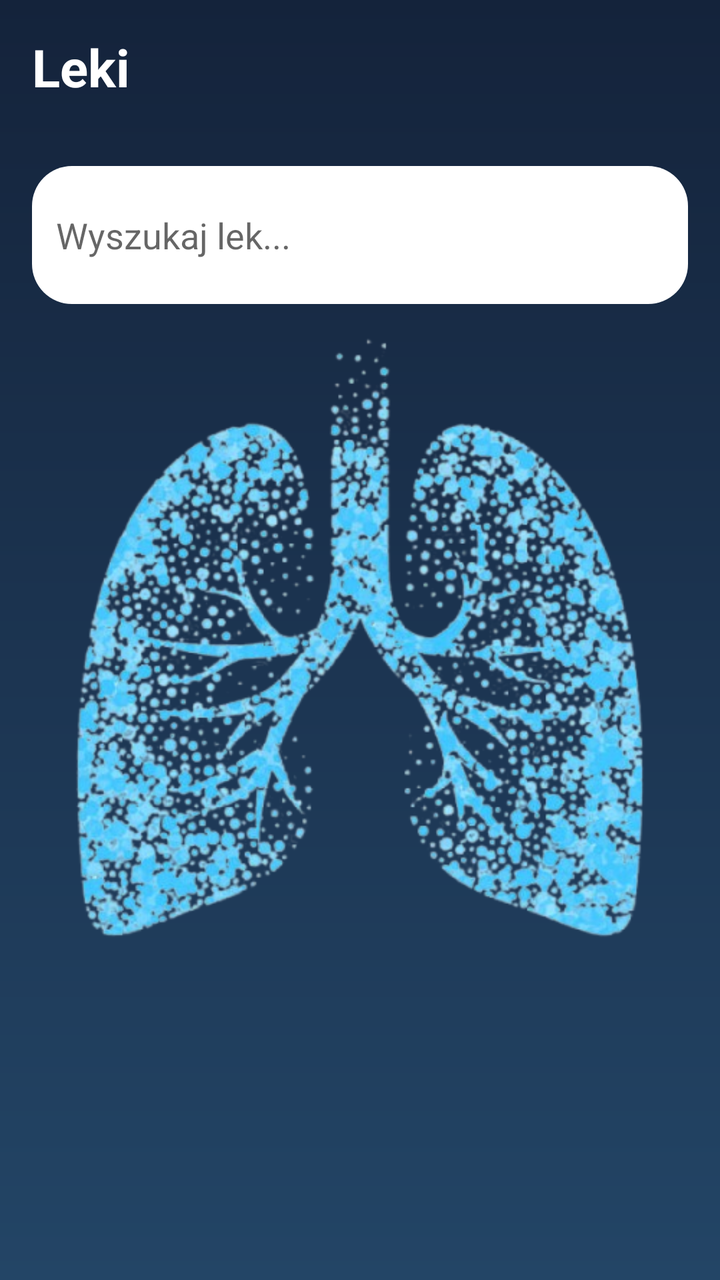
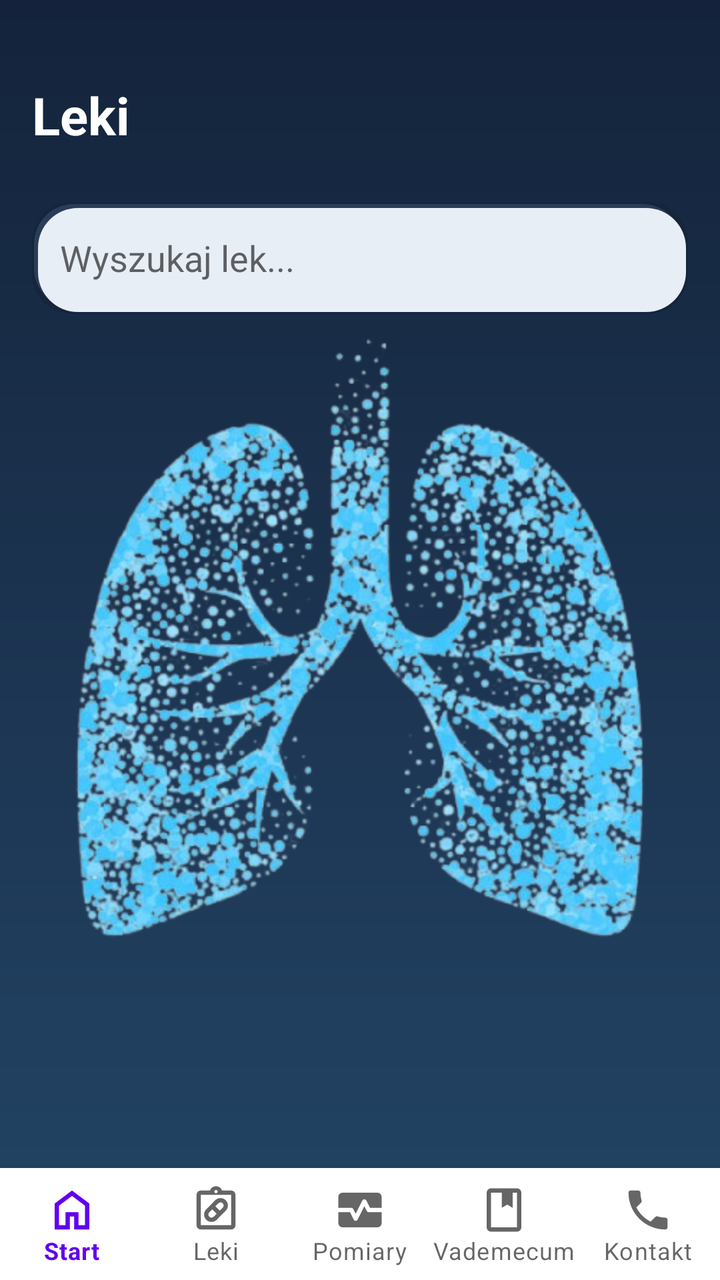

Compare the two renders of this Android layout. The source of the first and the diff that turns it into the second are given below.
<!-- AndroidManifest.xml: application theme Theme.MyApplication -->
<!-- res/layout/activity_medications.xml -->
<?xml version="1.0" encoding="utf-8"?>
<FrameLayout xmlns:android="http://schemas.android.com/apk/res/android"
    android:layout_width="match_parent"
    android:layout_height="match_parent"
    android:background="@drawable/gradient_bg">

    <ImageView
        android:id="@+id/lungsImage"
        android:layout_width="match_parent"
        android:layout_height="match_parent"
        android:adjustViewBounds="true"
        android:contentDescription="@string/lungs"
        android:scaleType="fitCenter"
        android:src="@drawable/lungs" />

    <LinearLayout
        android:layout_width="match_parent"
        android:layout_height="match_parent"
        android:orientation="vertical"
        android:padding="16dp">

        <TextView
            android:id="@+id/tvTitle"
            android:layout_width="match_parent"
            android:layout_height="67dp"
            android:paddingBottom="12dp"
            android:text="Leki"
            android:textColor="@android:color/white"
            android:textSize="26sp"
            android:textStyle="bold" />

        <EditText
            android:id="@+id/etSearch"
            android:layout_width="match_parent"
            android:layout_height="69dp"
            android:background="@drawable/card_white"
            android:hint="Wyszukaj lek..."
            android:padding="12dp" />


        <ListView
            android:id="@+id/listMeds"
            android:layout_width="wrap_content"
            android:layout_height="390dp" />

        <androidx.recyclerview.widget.RecyclerView
            android:id="@+id/recyclerMedications"
            android:layout_width="match_parent"
            android:layout_height="104dp"
            android:layout_marginTop="12dp"
            android:layout_weight="1" />

    </LinearLayout>

</FrameLayout>
<!-- resources referenced by this layout -->
<resources>
  <!-- drawable card_white (drawable) -->
  <?xml version="1.0" encoding="utf-8"?>
  <shape xmlns:android="http://schemas.android.com/apk/res/android"
      android:shape="rectangle">
      <solid android:color="@android:color/white"/>
      <corners android:radius="20dp"/>
      <padding
          android:left="20dp"
          android:top="20dp"
          android:right="20dp"
          android:bottom="20dp"/>
  </shape>
  <!-- drawable gradient_bg (drawable) -->
  <?xml version="1.0" encoding="utf-8"?>
  <shape xmlns:android="http://schemas.android.com/apk/res/android"
      android:shape="rectangle">
  
      <gradient
          android:startColor="#14233B"
          android:endColor="#234566"
          android:angle="270" />
  </shape>
  <!-- drawable lungs: png bitmap (drawable, 315991 bytes) -->
  <string name="lungs">Obraz płuc</string>
  <style name="Theme.MyApplication" parent="Theme.MaterialComponents.DayNight.DarkActionBar">
          
          <item name="colorPrimary">@color/purple_500</item>
          <item name="colorPrimaryVariant">@color/purple_700</item>
          <item name="colorOnPrimary">@color/white</item>
          
          <item name="colorSecondary">@color/teal_200</item>
          <item name="colorSecondaryVariant">@color/teal_700</item>
          <item name="colorOnSecondary">@color/black</item>
          
          <item name="android:statusBarColor">?attr/colorPrimaryVariant</item>
          
      </style>
  <color name="purple_500">#FF6200EE</color>
  <color name="purple_700">#FF3700B3</color>
  <color name="white">#FFFFFFFF</color>
  <color name="teal_200">#FF03DAC5</color>
  <color name="teal_700">#FF018786</color>
  <color name="black">#FF000000</color>
</resources>

<!-- the commit's change to res/layout/activity_medications.xml (unified diff, before → after) -->
@@ -1,55 +1,81 @@
 <?xml version="1.0" encoding="utf-8"?>
-<FrameLayout xmlns:android="http://schemas.android.com/apk/res/android"
+<androidx.constraintlayout.widget.ConstraintLayout
+    xmlns:android="http://schemas.android.com/apk/res/android"
+    xmlns:app="http://schemas.android.com/apk/res-auto"
     android:layout_width="match_parent"
     android:layout_height="match_parent"
     android:background="@drawable/gradient_bg">
 
+    
     <ImageView
         android:id="@+id/lungsImage"
-        android:layout_width="match_parent"
-        android:layout_height="match_parent"
-        android:adjustViewBounds="true"
+        android:layout_width="0dp"
+        android:layout_height="0dp"
         android:contentDescription="@string/lungs"
         android:scaleType="fitCenter"
-        android:src="@drawable/lungs" />
+        android:src="@drawable/lungs"
+        app:layout_constraintTop_toTopOf="parent"
+        app:layout_constraintBottom_toBottomOf="parent"
+        app:layout_constraintStart_toStartOf="parent"
+        app:layout_constraintEnd_toEndOf="parent"/>
 
+    
     <LinearLayout
-        android:layout_width="match_parent"
-        android:layout_height="match_parent"
+        android:id="@+id/contentLayout"
+        android:layout_width="0dp"
+        android:layout_height="0dp"
         android:orientation="vertical"
-        android:padding="16dp">
+        android:padding="16dp"
+        app:layout_constraintTop_toTopOf="parent"
+        app:layout_constraintBottom_toTopOf="@id/bottom_nav"
+        app:layout_constraintStart_toStartOf="parent"
+        app:layout_constraintEnd_toEndOf="parent">
 
         <TextView
             android:id="@+id/tvTitle"
             android:layout_width="match_parent"
-            android:layout_height="67dp"
-            android:paddingBottom="12dp"
+            android:layout_height="wrap_content"
             android:text="Leki"
             android:textColor="@android:color/white"
             android:textSize="26sp"
-            android:textStyle="bold" />
+            android:textStyle="bold"
+            android:layout_marginTop="24dp"
+            android:paddingBottom="10dp"/>
 
         <EditText
             android:id="@+id/etSearch"
             android:layout_width="match_parent"
-            android:layout_height="69dp"
-            android:background="@drawable/card_white"
+            android:layout_height="wrap_content"
+            android:minHeight="56dp"
+            android:background="@drawable/bg_neu_card"
             android:hint="Wyszukaj lek..."
-            android:padding="12dp" />
-
+            android:padding="14dp"
+            android:layout_marginTop="16dp"/>
 
         <ListView
             android:id="@+id/listMeds"
-            android:layout_width="wrap_content"
-            android:layout_height="390dp" />
-
-        <androidx.recyclerview.widget.RecyclerView
-            android:id="@+id/recyclerMedications"
             android:layout_width="match_parent"
-            android:layout_height="104dp"
-            android:layout_marginTop="12dp"
-            android:layout_weight="1" />
+            android:layout_height="0dp"
+            android:layout_weight="1"
+            android:layout_marginTop="10dp"
+            android:divider="@android:color/transparent"
+            android:dividerHeight="10dp"
+            android:clipToPadding="false"
+            android:paddingBottom="16dp"/>
 
     </LinearLayout>
 
-</FrameLayout>
+    
+    <com.google.android.material.bottomnavigation.BottomNavigationView
+        android:id="@+id/bottom_nav"
+        android:layout_width="0dp"
+        android:layout_height="wrap_content"
+        android:background="@android:color/white"
+        app:menu="@menu/bottom_nav_menu"
+        app:labelVisibilityMode="labeled"
+        app:itemIconSize="26dp"
+        app:layout_constraintBottom_toBottomOf="parent"
+        app:layout_constraintStart_toStartOf="parent"
+        app:layout_constraintEnd_toEndOf="parent"/>
+
+</androidx.constraintlayout.widget.ConstraintLayout>
<!-- resource entries referenced after the edit -->
@@ -1,17 +1,42 @@
 <!-- resources referenced by this layout -->
 <resources>
-  <!-- drawable card_white (drawable) -->
+  <!-- drawable bg_neu_card (drawable) -->
   <?xml version="1.0" encoding="utf-8"?>
-  <shape xmlns:android="http://schemas.android.com/apk/res/android"
-      android:shape="rectangle">
-      <solid android:color="@android:color/white"/>
-      <corners android:radius="20dp"/>
-      <padding
-          android:left="20dp"
-          android:top="20dp"
-          android:right="20dp"
-          android:bottom="20dp"/>
-  </shape>
+  <layer-list xmlns:android="http://schemas.android.com/apk/res/android">
+  
+      
+      <item>
+          <shape android:shape="rectangle">
+              <corners android:radius="20dp"/>
+              <solid android:color="#15263B"/>
+          </shape>
+      </item>
+  
+      
+      <item
+          android:left="1dp"
+          android:top="1dp"
+          android:right="3dp"
+          android:bottom="3dp">
+          <shape android:shape="rectangle">
+              <corners android:radius="20dp"/>
+              <solid android:color="#2A3D58"/>
+          </shape>
+      </item>
+  
+      
+      <item
+          android:left="3dp"
+          android:top="3dp"
+          android:right="1dp"
+          android:bottom="1dp">
+          <shape android:shape="rectangle">
+              <corners android:radius="20dp"/>
+              <solid android:color="#E8EEF6"/>
+          </shape>
+      </item>
+  
+  </layer-list>
   <!-- drawable gradient_bg (drawable) -->
   <?xml version="1.0" encoding="utf-8"?>
   <shape xmlns:android="http://schemas.android.com/apk/res/android"
